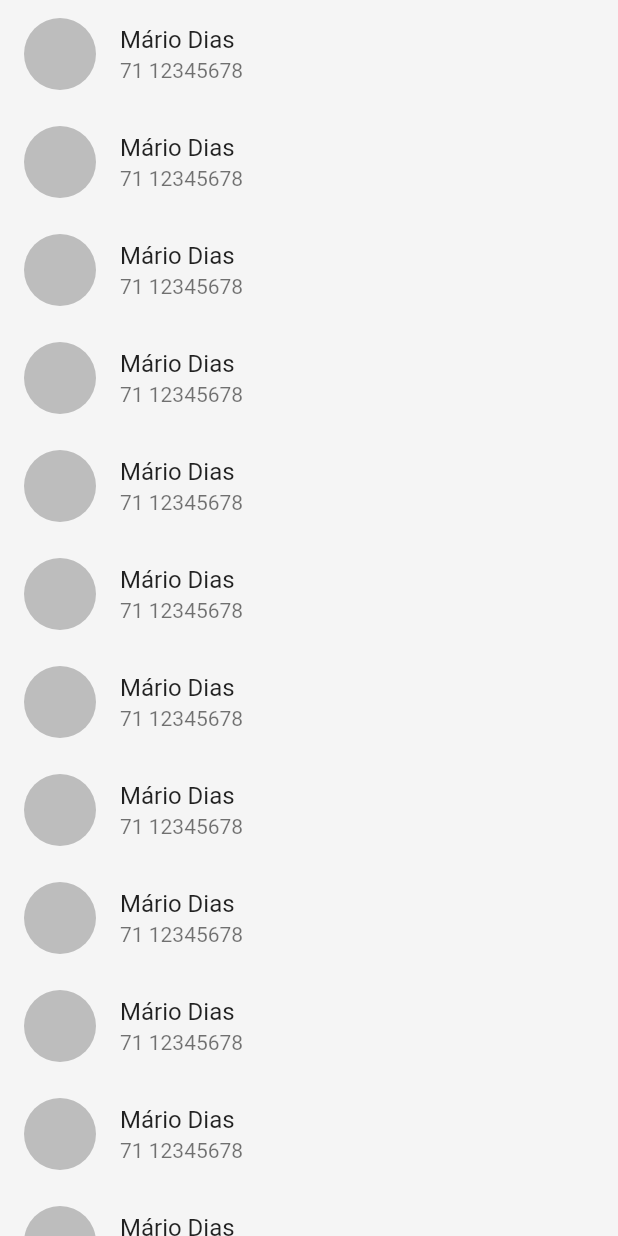
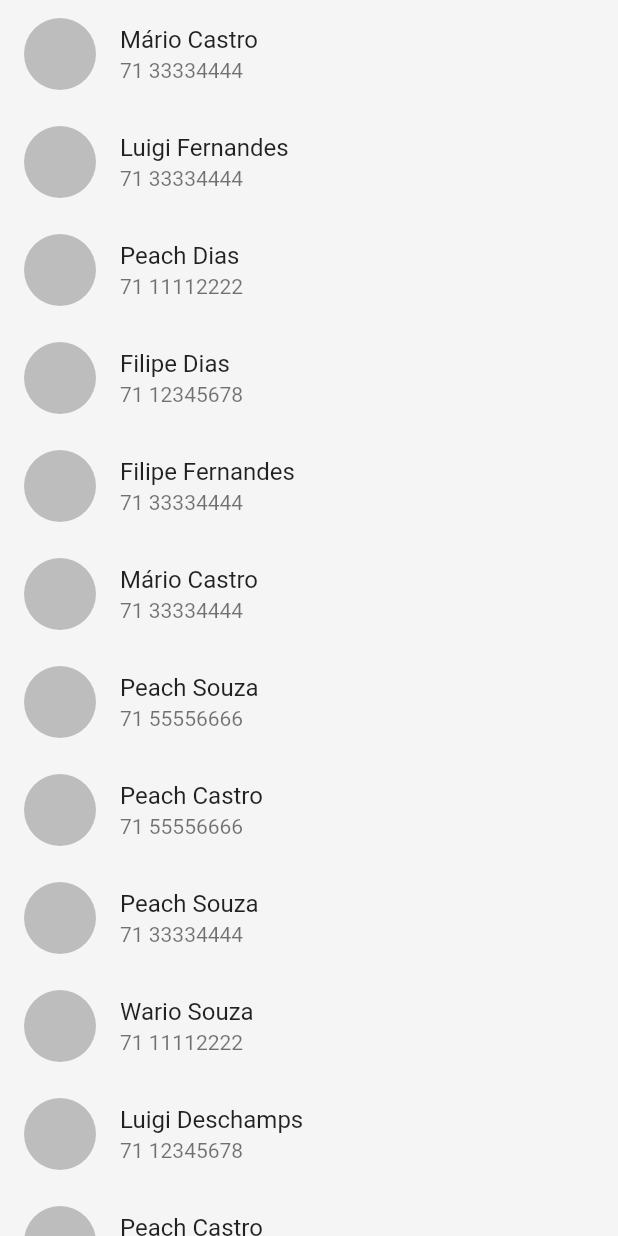
Before and after one commit to feliper2002/Lista-de-contatos, a Flutter app: the screen it shows after launch, on a phone screen of 412 x 824 dp. Run offline on Flutter 3.47's test engine with Material 2 defaults, Android fonts, the phone set to English and light mode, and no system bars.

Commit message:
correções

```diff
--- a/lib/utils/contatoService.dart
+++ b/lib/models/contatoService.dart
@@ -1,8 +1,9 @@
 import 'dart:math';
 
-import 'package:lista_de_contatos/utils/user.dart';
+import 'package:lista_de_contatos/models/user.dart';
 
 class ContatoService {
+  var rdn = Random();
   int max = 50;
   var nome = ['Mário', 'Luigi', 'Wario', 'Peach', 'Filipe'];
   var sobreNome = ['Dias', 'Fernandes', 'Castro', 'Souza', 'Deschamps'];
@@ -30,29 +31,26 @@ class ContatoService {
     DateTime.now(),
   ];
 
-  var idade = [20, 15, 18, 35, 25, 19, 22, 45, 23, 34];
-  var peso = [55, 78, 90, 98, 110, 50, 45, 52, 75, 62, 35];
+  int nasc(int min, int max) => min + rdn.nextInt(max - min);
 
   List<User> userList = [];
+
   List<User> getAll() {
     for (int i = 0; i < max; i++) {
-      var nomeCompleto = nome[Random().nextInt(nome.length)] +
-          ' ' +
-          sobreNome[Random().nextInt(sobreNome.length)];
+      var primeiroNome = nome[rdn.nextInt(nome.length)];
+      var sobrenome = sobreNome[rdn.nextInt(sobreNome.length)];
+      var aniversario = aniversarios[rdn.nextInt(aniversarios.length)];
+      var idade = rdn.nextInt(90);
       User usuario = new User(
-        nome: nomeCompleto,
-        telefone: telefones[Random().nextInt(telefones.length)],
-        email: emails[Random().nextInt(emails.length)],
-        nascimento: aniversarios[Random().nextInt(aniversarios.length)],
-        peso: peso[Random().nextInt(peso.length)],
+        nome: '$primeiroNome $sobrenome',
+        idade: idade,
+        telefone: telefones[rdn.nextInt(telefones.length)],
+        email: emails[rdn.nextInt(emails.length)],
+        dataNascimento: aniversario,
+        peso: rdn.nextInt(100),
       );
       userList.add(usuario);
     }
     return userList;
   }
 }
-
-// main() {
-//   ContatoService contatList = new ContatoService();
-//   contatList.getAll();
-// }
--- a/lib/utils/user.dart
+++ b/lib/models/user.dart
@@ -3,14 +3,16 @@ import 'dart:math';
 class User {
   String nome;
   String email;
-  DateTime nascimento = DateTime.now();
+  DateTime dataNascimento = DateTime.now();
+  int idade;
   int peso;
   int randomId = Random().nextInt(100);
   String telefone;
 
   User({
     this.email,
-    this.nascimento,
+    this.dataNascimento,
+    this.idade,
     this.nome,
     this.peso,
     this.randomId,
--- a/lib/models/contact.dart
+++ b/lib/pages/contact.dart
@@ -1,5 +1,5 @@
 import 'package:lista_de_contatos/styles/textStyle.dart';
-import 'package:lista_de_contatos/utils/user.dart';
+import 'package:lista_de_contatos/models/user.dart';
 import 'package:flutter/material.dart';
 import 'package:intl/intl.dart';
 
@@ -50,7 +50,7 @@ class ContactModel extends StatelessWidget {
                           ListTile(
                             title: Text('Nascimento'),
                             subtitle: Text(DateFormat('d MMM y')
-                                .format(usuario.nascimento)
+                                .format(usuario.dataNascimento)
                                 .toString()),
                           ),
                           ListTile(
--- a/lib/pages/home.dart
+++ b/lib/pages/home.dart
@@ -1,6 +1,6 @@
-import 'package:lista_de_contatos/models/contact.dart';
-import 'package:lista_de_contatos/utils/contatoService.dart';
-import 'package:lista_de_contatos/utils/user.dart';
+import 'package:lista_de_contatos/pages/contact.dart';
+import 'package:lista_de_contatos/models/contatoService.dart';
+import 'package:lista_de_contatos/models/user.dart';
 import 'package:flutter/cupertino.dart';
 import 'package:flutter/material.dart';
 
```
